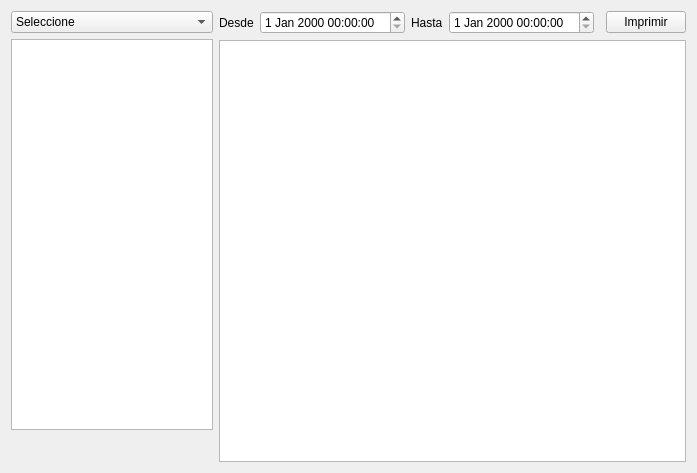
Before: the Qt Designer form reporte/ui_reporte.ui in rodety/Jireh, drawn with Qt 5.
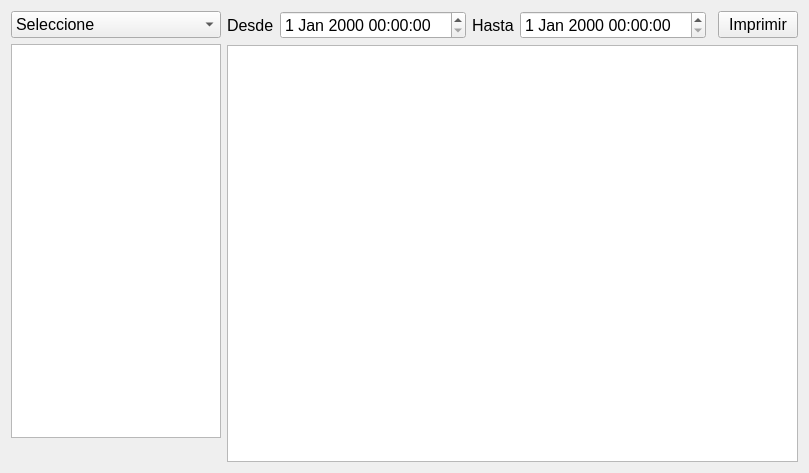
After: the same form once the commit is applied. Icons and pictures are not drawn.

```diff
--- a/reporte/ui_reporte.ui
+++ b/reporte/ui_reporte.ui
@@ -6,10 +6,15 @@
    <rect>
     <x>0</x>
     <y>0</y>
-    <width>697</width>
+    <width>809</width>
     <height>473</height>
    </rect>
   </property>
+  <property name="font">
+   <font>
+    <pointsize>12</pointsize>
+   </font>
+  </property>
   <property name="windowTitle">
    <string>Form</string>
   </property>
@@ -18,6 +23,11 @@
     <layout class="QVBoxLayout" name="verticalLayout">
      <item>
       <widget class="QComboBox" name="comboBox_entidades">
+       <property name="font">
+        <font>
+         <pointsize>12</pointsize>
+        </font>
+       </property>
        <item>
         <property name="text">
          <string>Seleccione</string>
@@ -53,13 +63,18 @@
          <height>16777215</height>
         </size>
        </property>
+       <property name="font">
+        <font>
+         <pointsize>12</pointsize>
+        </font>
+       </property>
       </widget>
      </item>
      <item>
       <widget class="QLabel" name="label_total">
        <property name="font">
         <font>
-         <pointsize>17</pointsize>
+         <pointsize>12</pointsize>
         </font>
        </property>
        <property name="text">
@@ -73,6 +88,11 @@
     <layout class="QGridLayout" name="gridLayout">
      <item row="0" column="0">
       <widget class="QLabel" name="label">
+       <property name="font">
+        <font>
+         <pointsize>12</pointsize>
+        </font>
+       </property>
        <property name="text">
         <string>Desde</string>
        </property>
@@ -80,6 +100,11 @@
      </item>
      <item row="0" column="2">
       <widget class="QLabel" name="label_2">
+       <property name="font">
+        <font>
+         <pointsize>12</pointsize>
+        </font>
+       </property>
        <property name="text">
         <string>Hasta</string>
        </property>
@@ -87,6 +112,11 @@
      </item>
      <item row="0" column="5">
       <widget class="QPushButton" name="pushButton_imprimir">
+       <property name="font">
+        <font>
+         <pointsize>12</pointsize>
+        </font>
+       </property>
        <property name="text">
         <string>Imprimir</string>
        </property>
@@ -98,6 +128,11 @@
      </item>
      <item row="0" column="4">
       <spacer name="horizontalSpacer">
+       <property name="font">
+        <font>
+         <pointsize>12</pointsize>
+        </font>
+       </property>
        <property name="orientation">
         <enum>Qt::Horizontal</enum>
        </property>
@@ -111,16 +146,33 @@
      </item>
      <item row="1" column="0" colspan="6">
       <widget class="QTableView" name="tableView_principal">
+       <property name="font">
+        <font>
+         <pointsize>12</pointsize>
+        </font>
+       </property>
        <property name="sortingEnabled">
         <bool>false</bool>
        </property>
       </widget>
      </item>
      <item row="0" column="1">
-      <widget class="QDateTimeEdit" name="dateTimeEdit_desde"/>
+      <widget class="QDateTimeEdit" name="dateTimeEdit_desde">
+       <property name="font">
+        <font>
+         <pointsize>12</pointsize>
+        </font>
+       </property>
+      </widget>
      </item>
      <item row="0" column="3">
-      <widget class="QDateTimeEdit" name="dateTimeEdit_hasta"/>
+      <widget class="QDateTimeEdit" name="dateTimeEdit_hasta">
+       <property name="font">
+        <font>
+         <pointsize>12</pointsize>
+        </font>
+       </property>
+      </widget>
      </item>
     </layout>
    </item>
```
